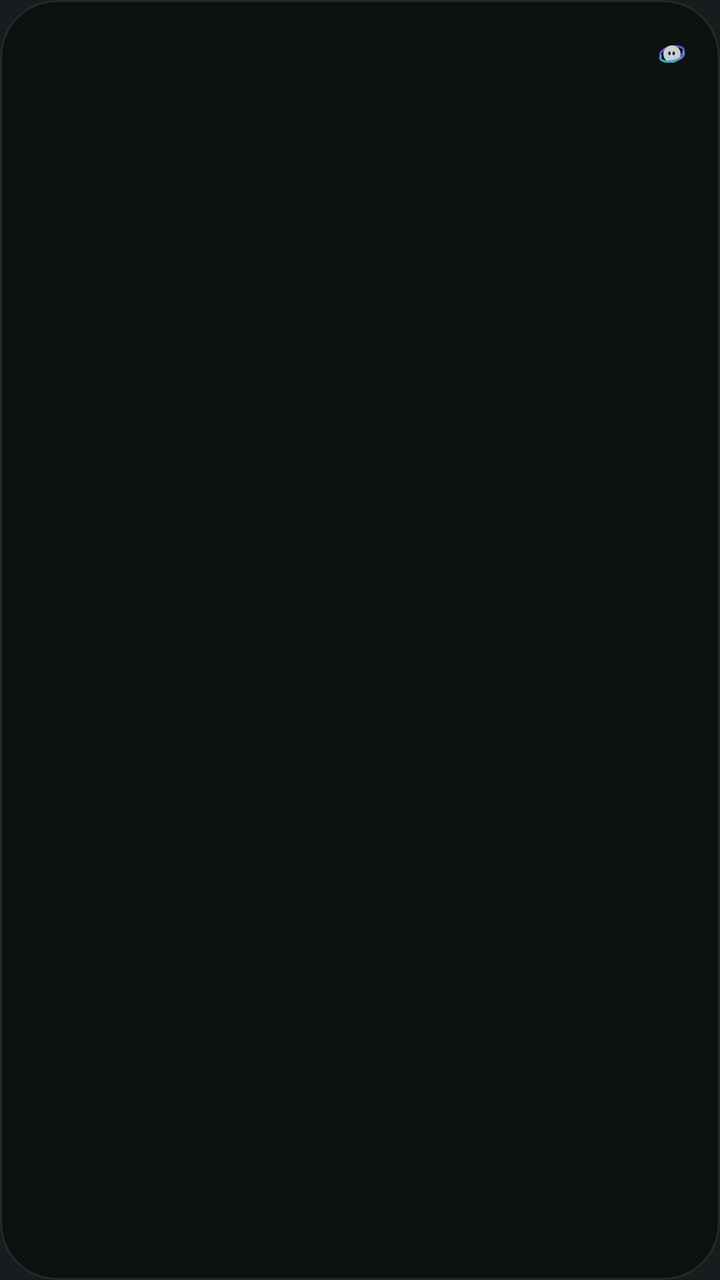
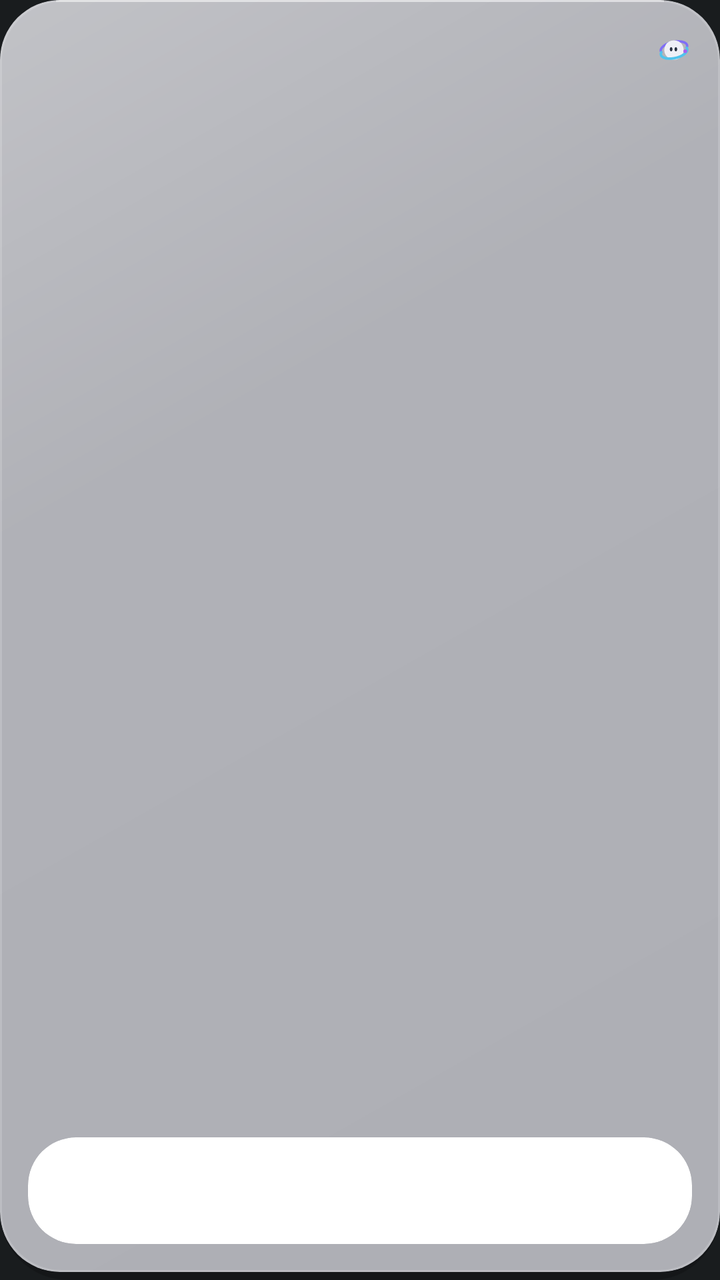

An Android layout rendered at two revisions. The XML below is the earlier revision; the diff shows what the commit changed to produce the second picture.
<!-- AndroidManifest.xml: application theme Theme.MyApplication -->
<!-- res/layout/widget_aurix_mini.xml -->
<?xml version="1.0" encoding="utf-8"?>
<FrameLayout xmlns:android="http://schemas.android.com/apk/res/android"
    android:id="@+id/widget_mini_root"
    android:layout_width="match_parent"
    android:layout_height="match_parent"
    android:background="@drawable/widget_clip_28dp"
    android:clipToOutline="true">

    
    <ImageView
        android:id="@+id/widget_mini_bg_glow"
        android:layout_width="match_parent"
        android:layout_height="match_parent"
        android:alpha="0.30"
        android:contentDescription="@null"
        android:scaleType="centerCrop" />

    
    <FrameLayout
        android:id="@+id/widget_mini_card_border"
        android:layout_width="match_parent"
        android:layout_height="match_parent"
        android:background="@drawable/widget_music_glass_bg" />

    
    <LinearLayout
        android:id="@+id/widget_mini_empty_container"
        android:layout_width="match_parent"
        android:layout_height="match_parent"
        android:gravity="center"
        android:orientation="vertical"
        android:padding="14dp"
        android:visibility="gone">

        <ImageView
            android:id="@+id/widget_mini_empty_orbi"
            android:layout_width="34dp"
            android:layout_height="34dp"
            android:contentDescription="@null"
            android:src="@drawable/ic_widget_orbi" />

        <ImageView
            android:id="@+id/widget_mini_empty_bitmap"
            android:layout_width="wrap_content"
            android:layout_height="wrap_content"
            android:layout_marginTop="8dp"
            android:adjustViewBounds="true"
            android:contentDescription="@null"
            android:scaleType="fitCenter"
            android:visibility="gone" />

        <TextView
            android:id="@+id/widget_mini_empty_text"
            android:layout_width="wrap_content"
            android:layout_height="wrap_content"
            android:layout_marginTop="8dp"
            android:ellipsize="end"
            android:gravity="center"
            android:maxLines="2"
            android:text="@string/widget_tap_to_play"
            android:textColor="#FFFFFF"
            android:textSize="13sp"
            android:textStyle="bold" />
    </LinearLayout>

    
    <LinearLayout
        android:id="@+id/widget_mini_content_container"
        android:layout_width="match_parent"
        android:layout_height="match_parent"
        android:orientation="vertical"
        android:padding="16dp">

        <LinearLayout
            android:layout_width="match_parent"
            android:layout_height="wrap_content"
            android:gravity="center_vertical"
            android:orientation="horizontal">

            <ImageView
                android:id="@+id/widget_mini_eq_bitmap"
                android:layout_width="32dp"
                android:layout_height="22dp"
                android:contentDescription="@null"
                android:scaleType="fitStart" />

            <FrameLayout
                android:layout_width="0dp"
                android:layout_height="1dp"
                android:layout_weight="1" />

            <ImageView
                android:id="@+id/widget_mini_brand_orbi"
                android:layout_width="16dp"
                android:layout_height="16dp"
                android:alpha="0.82"
                android:contentDescription="@null"
                android:src="@drawable/ic_widget_orbi" />
        </LinearLayout>

        <FrameLayout
            android:layout_width="match_parent"
            android:layout_height="0dp"
            android:layout_weight="1" />

        <ImageView
            android:id="@+id/widget_mini_title_bitmap"
            android:layout_width="match_parent"
            android:layout_height="wrap_content"
            android:adjustViewBounds="true"
            android:contentDescription="@null"
            android:scaleType="fitStart"
            android:visibility="gone" />

        <TextView
            android:id="@+id/widget_mini_title"
            android:layout_width="match_parent"
            android:layout_height="wrap_content"
            android:ellipsize="end"
            android:includeFontPadding="true"
            android:maxLines="2"
            android:textColor="#FFFFFF"
            android:textSize="16sp"
            android:textStyle="bold" />

        <ImageView
            android:id="@+id/widget_mini_artist_bitmap"
            android:layout_width="match_parent"
            android:layout_height="wrap_content"
            android:layout_marginTop="3dp"
            android:adjustViewBounds="true"
            android:contentDescription="@null"
            android:scaleType="fitStart"
            android:visibility="gone" />

        <TextView
            android:id="@+id/widget_mini_artist"
            android:layout_width="match_parent"
            android:layout_height="wrap_content"
            android:layout_marginTop="3dp"
            android:ellipsize="end"
            android:includeFontPadding="true"
            android:maxLines="1"
            android:singleLine="true"
            android:textColor="#94FFFFFF"
            android:textSize="13sp" />
    </LinearLayout>
</FrameLayout>
<!-- resources referenced by this layout -->
<resources>
  <!-- drawable ic_widget_orbi (drawable) -->
  <?xml version="1.0" encoding="utf-8"?>
  <vector xmlns:android="http://schemas.android.com/apk/res/android"
      android:width="32dp"
      android:height="32dp"
      android:viewportWidth="48"
      android:viewportHeight="48">
      
      <path
          android:strokeColor="#7965FF"
          android:strokeWidth="3.2"
          android:strokeLineCap="round"
          android:pathData="M7,27 C4,22 12,15 24,13 C36,11 44,15 41,21" />
      
      <path
          android:fillColor="#F7F9FF"
          android:pathData="M24,11 A13,13 0 1,1 23.99,11 Z" />
      
      <path
          android:fillColor="#151F30"
          android:pathData="M20.2,20.2 A1.8,2.8 0 1,1 20.19,20.2 Z" />
      <path
          android:fillColor="#151F30"
          android:pathData="M26.5,20.2 A1.8,2.8 0 1,1 26.49,20.2 Z" />
      
      <path
          android:strokeColor="#43C7F4"
          android:strokeWidth="3.4"
          android:strokeLineCap="round"
          android:pathData="M41,21 C44,26 36,33 24,35 C12,37 4,33 7,27" />
      
      <path
          android:fillColor="#A855F7"
          android:pathData="M39,23 A2.6,2.6 0 1,1 38.99,23 Z" />
  </vector>
  <!-- drawable widget_clip_28dp (drawable) -->
  <?xml version="1.0" encoding="utf-8"?>
  <shape xmlns:android="http://schemas.android.com/apk/res/android"
      android:shape="rectangle">
      <corners android:radius="28dp" />
      <solid android:color="#0E1211" />
  </shape>
  <!-- drawable widget_music_glass_bg (drawable) -->
  <?xml version="1.0" encoding="utf-8"?>
  <shape xmlns:android="http://schemas.android.com/apk/res/android"
      android:shape="rectangle">
      <corners android:radius="28dp" />
      <solid android:color="#C70E1211" />
      <stroke
          android:width="1dp"
          android:color="#1AFFFFFF" />
  </shape>
  <string name="widget_tap_to_play">Tap to play music</string>
  <style name="Theme.MyApplication" parent="android:Theme.DeviceDefault.NoActionBar" />
</resources>

<!-- the commit's change to res/layout/widget_aurix_mini.xml (unified diff, before → after) -->
@@ -1,148 +1,194 @@
 <?xml version="1.0" encoding="utf-8"?>
 <FrameLayout xmlns:android="http://schemas.android.com/apk/res/android"
-    android:id="@+id/widget_mini_root"
+    android:id="@+id/widget_mini_outer_shadow"
     android:layout_width="match_parent"
     android:layout_height="match_parent"
-    android:background="@drawable/widget_clip_28dp"
-    android:clipToOutline="true">
+    android:background="@drawable/widget_shadow_soft"
+    android:layoutDirection="locale"
+    android:paddingBottom="4dp">
 
-    
-    <ImageView
-        android:id="@+id/widget_mini_bg_glow"
+    <FrameLayout
+        android:id="@+id/widget_mini_root"
         android:layout_width="match_parent"
         android:layout_height="match_parent"
-        android:alpha="0.30"
-        android:contentDescription="@null"
-        android:scaleType="centerCrop" />
+        android:background="@drawable/widget_clip_30dp"
+        android:clipToOutline="true">
 
-    
-    <FrameLayout
-        android:id="@+id/widget_mini_card_border"
-        android:layout_width="match_parent"
-        android:layout_height="match_parent"
-        android:background="@drawable/widget_music_glass_bg" />
+        
+        <ImageView
+            android:id="@+id/widget_mini_bg_glow"
+            android:layout_width="match_parent"
+            android:layout_height="match_parent"
+            android:contentDescription="@null"
+            android:scaleType="centerCrop" />
 
-    
-    <LinearLayout
-        android:id="@+id/widget_mini_empty_container"
-        android:layout_width="match_parent"
-        android:layout_height="match_parent"
-        android:gravity="center"
-        android:orientation="vertical"
-        android:padding="14dp"
-        android:visibility="gone">
+        
+        <FrameLayout
+            android:id="@+id/widget_mini_bg_tint"
+            android:layout_width="match_parent"
+            android:layout_height="match_parent"
+            android:background="#57121628" />
 
-        <ImageView
-            android:id="@+id/widget_mini_empty_orbi"
-            android:layout_width="34dp"
-            android:layout_height="34dp"
-            android:contentDescription="@null"
-            android:src="@drawable/ic_widget_orbi" />
+        
+        <FrameLayout
+            android:id="@+id/widget_mini_sheen"
+            android:layout_width="match_parent"
+            android:layout_height="match_parent"
+            android:background="@drawable/widget_sheen_top_left" />
 
-        <ImageView
-            android:id="@+id/widget_mini_empty_bitmap"
-            android:layout_width="wrap_content"
-            android:layout_height="wrap_content"
-            android:layout_marginTop="8dp"
-            android:adjustViewBounds="true"
-            android:contentDescription="@null"
-            android:scaleType="fitCenter"
-            android:visibility="gone" />
+        
+        <FrameLayout
+            android:id="@+id/widget_mini_card_border"
+            android:layout_width="match_parent"
+            android:layout_height="match_parent"
+            android:background="@drawable/widget_edge_glass_30dp" />
 
-        <TextView
-            android:id="@+id/widget_mini_empty_text"
-            android:layout_width="wrap_content"
-            android:layout_height="wrap_content"
-            android:layout_marginTop="8dp"
-            android:ellipsize="end"
+        
+        <LinearLayout
+            android:id="@+id/widget_mini_empty_container"
+            android:layout_width="match_parent"
+            android:layout_height="match_parent"
             android:gravity="center"
-            android:maxLines="2"
-            android:text="@string/widget_tap_to_play"
-            android:textColor="#FFFFFF"
-            android:textSize="13sp"
-            android:textStyle="bold" />
-    </LinearLayout>
-
-    
-    <LinearLayout
-        android:id="@+id/widget_mini_content_container"
-        android:layout_width="match_parent"
-        android:layout_height="match_parent"
-        android:orientation="vertical"
-        android:padding="16dp">
-
-        <LinearLayout
-            android:layout_width="match_parent"
-            android:layout_height="wrap_content"
-            android:gravity="center_vertical"
-            android:orientation="horizontal">
+            android:orientation="vertical"
+            android:padding="14dp"
+            android:visibility="gone">
 
             <ImageView
-                android:id="@+id/widget_mini_eq_bitmap"
-                android:layout_width="32dp"
-                android:layout_height="22dp"
+                android:id="@+id/widget_mini_empty_orbi"
+                android:layout_width="34dp"
+                android:layout_height="34dp"
                 android:contentDescription="@null"
-                android:scaleType="fitStart" />
+                android:src="@drawable/ic_widget_orbi" />
+
+            <ImageView
+                android:id="@+id/widget_mini_empty_bitmap"
+                android:layout_width="wrap_content"
+                android:layout_height="wrap_content"
+                android:layout_marginTop="8dp"
+                android:adjustViewBounds="true"
+                android:contentDescription="@null"
+                android:scaleType="fitCenter"
+                android:visibility="gone" />
+
+            <TextView
+                android:id="@+id/widget_mini_empty_text"
+                android:layout_width="wrap_content"
+                android:layout_height="wrap_content"
+                android:layout_marginTop="8dp"
+                android:ellipsize="end"
+                android:gravity="center"
+                android:maxLines="2"
+                android:text="@string/widget_tap_to_play"
+                android:textColor="#FFFFFF"
+                android:textSize="13sp"
+                android:textStyle="bold" />
+        </LinearLayout>
+
+        
+        <LinearLayout
+            android:id="@+id/widget_mini_content_container"
+            android:layout_width="match_parent"
+            android:layout_height="match_parent"
+            android:orientation="vertical"
+            android:padding="14dp">
+
+            <LinearLayout
+                android:layout_width="match_parent"
+                android:layout_height="wrap_content"
+                android:gravity="center_vertical"
+                android:orientation="horizontal">
+
+                <ImageView
+                    android:id="@+id/widget_mini_eq_bitmap"
+                    android:layout_width="32dp"
+                    android:layout_height="22dp"
+                    android:contentDescription="@null"
+                    android:scaleType="fitStart" />
+
+                <FrameLayout
+                    android:layout_width="0dp"
+                    android:layout_height="1dp"
+                    android:layout_weight="1" />
+
+                <ImageView
+                    android:id="@+id/widget_mini_brand_orbi"
+                    android:layout_width="18dp"
+                    android:layout_height="18dp"
+                    android:alpha="0.88"
+                    android:contentDescription="@null"
+                    android:src="@drawable/ic_widget_orbi" />
+            </LinearLayout>
 
             <FrameLayout
-                android:layout_width="0dp"
-                android:layout_height="1dp"
+                android:layout_width="match_parent"
+                android:layout_height="0dp"
                 android:layout_weight="1" />
 
-            <ImageView
-                android:id="@+id/widget_mini_brand_orbi"
-                android:layout_width="16dp"
-                android:layout_height="16dp"
-                android:alpha="0.82"
-                android:contentDescription="@null"
-                android:src="@drawable/ic_widget_orbi" />
+            <FrameLayout
+                android:id="@+id/widget_mini_meta_frame"
+                android:layout_width="match_parent"
+                android:layout_height="wrap_content"
+                android:background="@drawable/widget_clip_24dp"
+                android:clipToOutline="true">
+
+                <ImageView
+                    android:id="@+id/widget_mini_poster_panel_bg"
+                    android:layout_width="match_parent"
+                    android:layout_height="match_parent"
+                    android:contentDescription="@null"
+                    android:scaleType="centerCrop"
+                    android:visibility="gone" />
+
+                <LinearLayout
+                    android:id="@+id/widget_mini_meta_inner"
+                    android:layout_width="match_parent"
+                    android:layout_height="wrap_content"
+                    android:orientation="vertical"
+                    android:padding="6dp">
+
+                    <ImageView
+                        android:id="@+id/widget_mini_title_bitmap"
+                        android:layout_width="match_parent"
+                        android:layout_height="wrap_content"
+                        android:adjustViewBounds="true"
+                        android:contentDescription="@null"
+                        android:scaleType="fitStart"
+                        android:visibility="gone" />
+
+                    <TextView
+                        android:id="@+id/widget_mini_title"
+                        android:layout_width="match_parent"
+                        android:layout_height="wrap_content"
+                        android:ellipsize="end"
+                        android:includeFontPadding="true"
+                        android:maxLines="2"
+                        android:textColor="#FFFFFF"
+                        android:textSize="16sp"
+                        android:textStyle="bold" />
+
+                    <ImageView
+                        android:id="@+id/widget_mini_artist_bitmap"
+                        android:layout_width="match_parent"
+                        android:layout_height="wrap_content"
+                        android:layout_marginTop="2dp"
+                        android:adjustViewBounds="true"
+                        android:contentDescription="@null"
+                        android:scaleType="fitStart"
+                        android:visibility="gone" />
+
+                    <TextView
+                        android:id="@+id/widget_mini_artist"
+                        android:layout_width="match_parent"
+                        android:layout_height="wrap_content"
+                        android:layout_marginTop="2dp"
+                        android:ellipsize="end"
+                        android:includeFontPadding="true"
+                        android:maxLines="1"
+                        android:singleLine="true"
+                        android:textColor="#B3FFFFFF"
+                        android:textSize="13sp" />
+                </LinearLayout>
+            </FrameLayout>
         </LinearLayout>
-
-        <FrameLayout
-            android:layout_width="match_parent"
-            android:layout_height="0dp"
-            android:layout_weight="1" />
-
-        <ImageView
-            android:id="@+id/widget_mini_title_bitmap"
-            android:layout_width="match_parent"
-            android:layout_height="wrap_content"
-            android:adjustViewBounds="true"
-            android:contentDescription="@null"
-            android:scaleType="fitStart"
-            android:visibility="gone" />
-
-        <TextView
-            android:id="@+id/widget_mini_title"
-            android:layout_width="match_parent"
-            android:layout_height="wrap_content"
-            android:ellipsize="end"
-            android:includeFontPadding="true"
-            android:maxLines="2"
-            android:textColor="#FFFFFF"
-            android:textSize="16sp"
-            android:textStyle="bold" />
-
-        <ImageView
-            android:id="@+id/widget_mini_artist_bitmap"
-            android:layout_width="match_parent"
-            android:layout_height="wrap_content"
-            android:layout_marginTop="3dp"
-            android:adjustViewBounds="true"
-            android:contentDescription="@null"
-            android:scaleType="fitStart"
-            android:visibility="gone" />
-
-        <TextView
-            android:id="@+id/widget_mini_artist"
-            android:layout_width="match_parent"
-            android:layout_height="wrap_content"
-            android:layout_marginTop="3dp"
-            android:ellipsize="end"
-            android:includeFontPadding="true"
-            android:maxLines="1"
-            android:singleLine="true"
-            android:textColor="#94FFFFFF"
-            android:textSize="13sp" />
-    </LinearLayout>
+    </FrameLayout>
 </FrameLayout>
<!-- resource entries referenced after the edit -->
@@ -35,22 +35,65 @@
           android:fillColor="#A855F7"
           android:pathData="M39,23 A2.6,2.6 0 1,1 38.99,23 Z" />
   </vector>
-  <!-- drawable widget_clip_28dp (drawable) -->
+  <!-- drawable widget_clip_24dp (drawable) -->
   <?xml version="1.0" encoding="utf-8"?>
   <shape xmlns:android="http://schemas.android.com/apk/res/android"
       android:shape="rectangle">
-      <corners android:radius="28dp" />
-      <solid android:color="#0E1211" />
+      <solid android:color="#FFFFFFFF" />
+      <corners android:radius="24dp" />
   </shape>
-  <!-- drawable widget_music_glass_bg (drawable) -->
+  <!-- drawable widget_clip_30dp (drawable) -->
   <?xml version="1.0" encoding="utf-8"?>
   <shape xmlns:android="http://schemas.android.com/apk/res/android"
       android:shape="rectangle">
-      <corners android:radius="28dp" />
-      <solid android:color="#C70E1211" />
-      <stroke
-          android:width="1dp"
-          android:color="#1AFFFFFF" />
+      <solid android:color="#FFFFFFFF" />
+      <corners android:radius="30dp" />
+  </shape>
+  <!-- drawable widget_edge_glass_30dp (drawable) -->
+  <?xml version="1.0" encoding="utf-8"?>
+  <layer-list xmlns:android="http://schemas.android.com/apk/res/android">
+      <item>
+          <shape android:shape="rectangle">
+              <solid android:color="#00000000" />
+              <stroke
+                  android:width="1dp"
+                  android:color="#29FFFFFF" />
+              <corners android:radius="30dp" />
+          </shape>
+      </item>
+      <item
+          android:gravity="top"
+          android:height="1dp"
+          android:left="28dp"
+          android:right="28dp">
+          <shape android:shape="rectangle">
+              <solid android:color="#73FFFFFF" />
+          </shape>
+      </item>
+  </layer-list>
+  <!-- drawable widget_shadow_soft (drawable) -->
+  <?xml version="1.0" encoding="utf-8"?>
+  <shape xmlns:android="http://schemas.android.com/apk/res/android"
+      android:shape="rectangle">
+      <gradient
+          android:angle="270"
+          android:endColor="#38000000"
+          android:startColor="#00000000"
+          android:type="linear" />
+      <corners android:radius="34dp" />
+  </shape>
+  <!-- drawable widget_sheen_top_left (drawable) -->
+  <?xml version="1.0" encoding="utf-8"?>
+  <shape xmlns:android="http://schemas.android.com/apk/res/android"
+      android:shape="rectangle">
+      <gradient
+          android:angle="315"
+          android:centerColor="#08FFFFFF"
+          android:centerX="0.32"
+          android:centerY="0.32"
+          android:endColor="#00FFFFFF"
+          android:startColor="#3DFFFFFF"
+          android:type="linear" />
   </shape>
   <string name="widget_tap_to_play">Tap to play music</string>
   <style name="Theme.MyApplication" parent="android:Theme.DeviceDefault.NoActionBar" />
